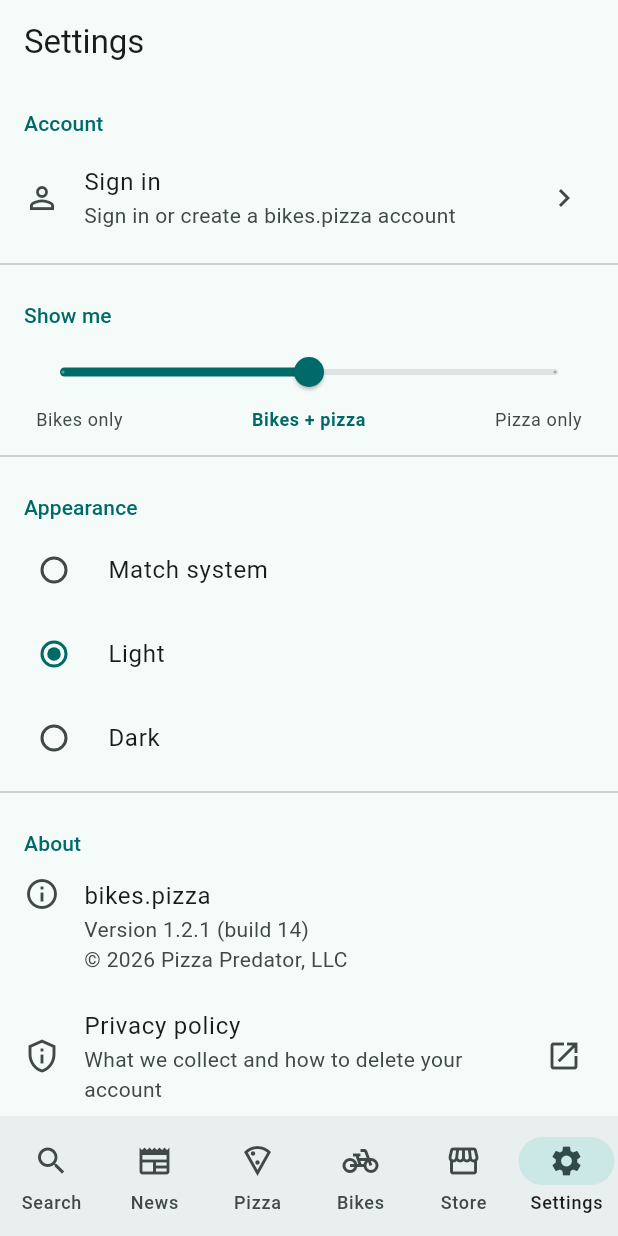
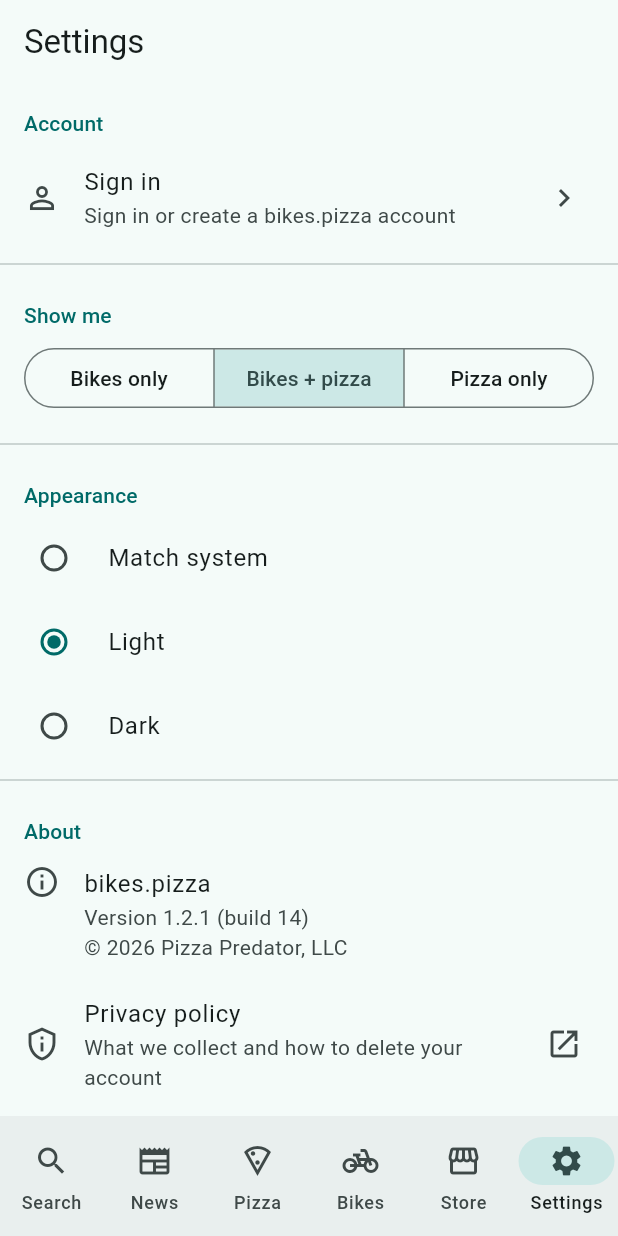
Before and after one commit to andypohl/bikes-pizza-app, a Flutter app: the screen it shows after launch, item 6 of the bottom bar chosen, on a phone screen of 412 x 824 dp. Run offline on Flutter 3.47's test engine with Material 3 defaults, Android fonts, the phone set to English and light mode, and no system bars; our stand-ins replace cached_network_image, cloud_firestore, cloud_functions, firebase_auth, firebase_core, flutter_widget_from_html_core and 7 more; missing offline and left inert: app_badge_plus, passkeys; accounts and stored records are empty; network calls fail.

Commit message:
Make the Show me setting a segmented button instead of a slider
Three connected segments (Bikes only, Bikes + pizza, Pizza only) read as a choice rather than a level; the saved preference and tab hiding are unchanged.

Co-Authored-By: Claude Fable 5.1 <noreply@anthropic.com>
Claude-Session: https://claude.ai/code/session_016Wb6EqGajyYiM3q5ZEhikR

```diff
--- a/lib/screens/settings_screen.dart
+++ b/lib/screens/settings_screen.dart
@@ -88,7 +88,7 @@ class SettingsScreen extends StatelessWidget {
           ),
           const Divider(),
           const _SectionHeader('Show me'),
-          _ShowMeSlider(
+          _ShowMeChoice(
             choice: settings.feedChoice,
             onChanged: settings.setFeedChoice,
           ),
@@ -459,60 +459,27 @@ class _DeleteAccountTileState extends State<_DeleteAccountTile> {
   }
 }
 
-/// The "Show me" slider: bikes only on the left, both in the middle,
+/// The "Show me" choice: bikes only on the left, both in the middle,
 /// pizza only on the right. Leaving a feed out hides its tab.
-class _ShowMeSlider extends StatelessWidget {
-  const _ShowMeSlider({required this.choice, required this.onChanged});
+class _ShowMeChoice extends StatelessWidget {
+  const _ShowMeChoice({required this.choice, required this.onChanged});
 
   final FeedChoice choice;
   final ValueChanged<FeedChoice> onChanged;
 
   @override
   Widget build(BuildContext context) {
-    final theme = Theme.of(context);
-    final labelStyle = theme.textTheme.bodySmall?.copyWith(
-      color: theme.colorScheme.onSurfaceVariant,
-    );
     return Padding(
-      padding: const EdgeInsets.fromLTRB(16, 0, 16, 8),
-      child: Column(
-        children: [
-          Slider(
-            key: const Key('show-me'),
-            value: choice.index.toDouble(),
-            min: 0,
-            max: (FeedChoice.values.length - 1).toDouble(),
-            divisions: FeedChoice.values.length - 1,
-            label: choice.label,
-            semanticFormatterCallback: (v) =>
-                FeedChoice.values[v.round()].label,
-            onChanged: (v) => onChanged(FeedChoice.values[v.round()]),
-          ),
-          Padding(
-            padding: const EdgeInsets.symmetric(horizontal: 8),
-            child: Row(
-              children: [
-                for (final option in FeedChoice.values)
-                  Expanded(
-                    child: Text(
-                      option.label,
-                      textAlign: option == FeedChoice.values.first
-                          ? TextAlign.left
-                          : option == FeedChoice.values.last
-                          ? TextAlign.right
-                          : TextAlign.center,
-                      style: option == choice
-                          ? labelStyle?.copyWith(
-                              color: theme.colorScheme.primary,
-                              fontWeight: FontWeight.w600,
-                            )
-                          : labelStyle,
-                    ),
-                  ),
-              ],
-            ),
-          ),
+      padding: const EdgeInsets.fromLTRB(16, 4, 16, 12),
+      child: SegmentedButton<FeedChoice>(
+        key: const Key('show-me'),
+        segments: [
+          for (final option in FeedChoice.values)
+            ButtonSegment(value: option, label: Text(option.label)),
         ],
+        selected: {choice},
+        showSelectedIcon: false,
+        onSelectionChanged: (picked) => onChanged(picked.single),
       ),
     );
   }
```
Also changed, not shown: 1 other file.
